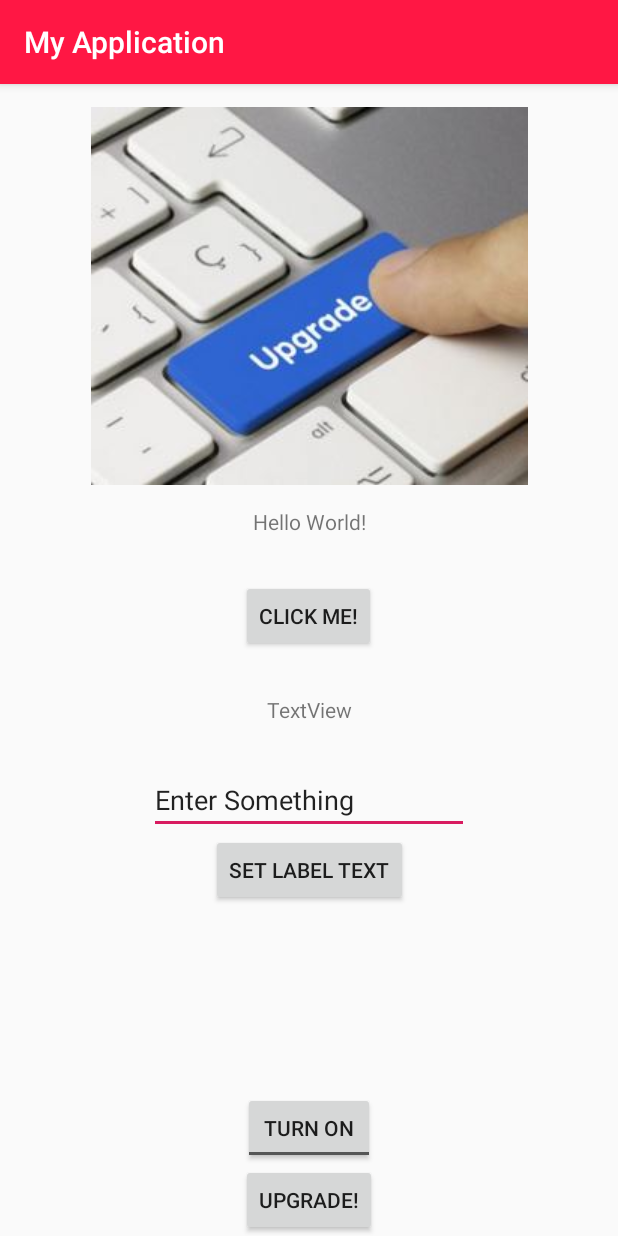
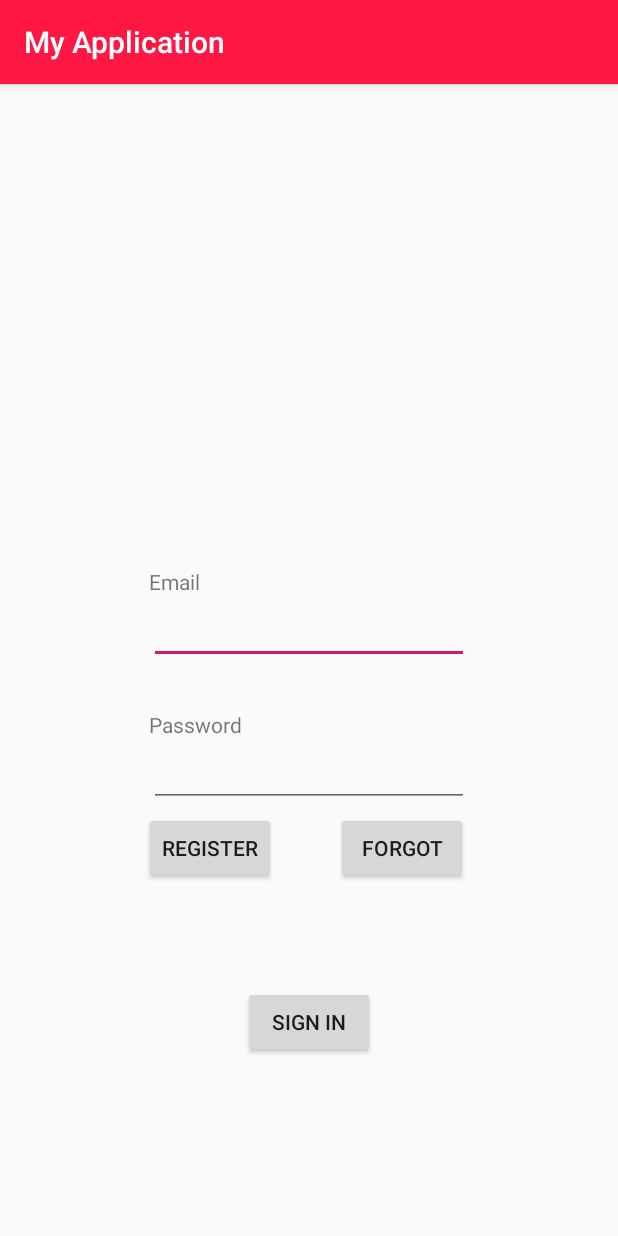
Before and after one commit to BluRRayS/HelloWorldApp, an Android app: the screen it shows after launch (MainActivity before the commit, LoginActivity after it), on a phone screen of 412 x 824 dp. Run offline under Robolectric (Android 15) with nearby library versions, the phone set to English and light mode, and no system bars.

Commit message:
Added Login screen added code clean up

```diff
--- /dev/null
+++ b/app/src/main/java/com/blurrays/myapplication/LoginActivity.kt
@@ -0,0 +1,48 @@
+package com.blurrays.myapplication
+
+import android.annotation.SuppressLint
+import android.content.Intent
+import androidx.appcompat.app.AppCompatActivity
+import android.os.Bundle
+import android.widget.Button
+import android.widget.EditText
+import android.widget.Toast
+
+class LoginActivity : AppCompatActivity() {
+
+    private var inputPassword = ""
+    private var inputEmail = ""
+
+    @SuppressLint("SetTextI18n")
+    override fun onCreate(savedInstanceState: Bundle?) {
+        super.onCreate(savedInstanceState)
+        setContentView(R.layout.activity_login)
+
+        val loginBtn = findViewById<Button>(R.id.btnLogin)
+        inputPassword = findViewById<EditText>(R.id.textBoxPassword).text.toString();
+        inputEmail = findViewById<EditText>(R.id.textBoxEmail).text.toString();
+
+        loginBtn.setOnClickListener() {
+
+            inputPassword = findViewById<EditText>(R.id.textBoxPassword).text.toString();
+            inputEmail = findViewById<EditText>(R.id.textBoxEmail).text.toString();
+
+            if (checkCredentials(inputEmail, inputPassword)) {
+
+                Toast.makeText(this, "Login successful!", Toast.LENGTH_SHORT).show()
+                //Todo: Generate key and move to new activity.
+                val intent = Intent(this, MainActivity::class.java);
+                startActivity(intent);
+            } else {
+                //Todo: toast notification.
+                Toast.makeText(this, "Wrong Credentials!", Toast.LENGTH_LONG).show()
+            }
+
+        }
+    }
+
+    private fun checkCredentials(email: String, password: String): Boolean {
+        //Todo: Add logic
+        return true;
+    }
+}
--- a/app/src/main/java/com/blurrays/myapplication/MainActivity.kt
+++ b/app/src/main/java/com/blurrays/myapplication/MainActivity.kt
@@ -11,52 +11,26 @@ import android.os.VibrationEffect
 import android.os.Vibrator
 import android.widget.Button
 import android.widget.TextView
+import androidx.appcompat.widget.Toolbar
 import kotlin.random.Random
 
 class MainActivity : AppCompatActivity() {
 
     @SuppressLint("SetTextI18n")
     override fun onCreate(savedInstanceState: Bundle?) {
-        val mediaPlayer = MediaPlayer.create(this,R.raw.sample)
         super.onCreate(savedInstanceState)
         setContentView(R.layout.activity_main)
-        println("Hello World!")
-        val button = findViewById<Button>(R.id.button)
-        button.setOnClickListener {
-            mediaPlayer.start()
-            val rnd = Random.nextInt(0,200)
-            findViewById<TextView>(R.id.textView).text = "This:$rnd is a random number!"
-            vibrate()
-        }
 
-        val inputButton = findViewById<Button>(R.id.InputButton)
-        inputButton.setOnClickListener {
-            val textBox = findViewById<TextView>(R.id.editText)
-            val label = findViewById<TextView>(R.id.textViewInput)
-            if( textBox.text != "" )
-            {
-                label.text = textBox.text
-            }
-        }
-
-
-        val upgradeBtn = findViewById<Button>(R.id.UpgradeButton)
-        upgradeBtn.setOnClickListener {
-
-            mediaPlayer.start()
-            val intent = Intent(this, VideoActivity::class.java)
-            startActivity(intent)
-        }
     }
 
-    private fun vibrate(milliseconds:Long = 500) {
+    private fun vibrate(milliseconds: Long = 500) {
         val vibrator = this.getSystemService(Context.VIBRATOR_SERVICE) as Vibrator
 
         // Check whether device/hardware has a vibrator
-        val canVibrate:Boolean = vibrator.hasVibrator()
+        val canVibrate: Boolean = vibrator.hasVibrator()
 
-        if(canVibrate){
-            if (Build.VERSION.SDK_INT >= Build.VERSION_CODES.O){
+        if (canVibrate) {
+            if (Build.VERSION.SDK_INT >= Build.VERSION_CODES.O) {
                 // void vibrate (VibrationEffect vibe)
                 vibrator.vibrate(
                     VibrationEffect.createOneShot(
--- a/app/src/main/java/com/blurrays/myapplication/VideoActivity.kt
+++ b/app/src/main/java/com/blurrays/myapplication/VideoActivity.kt
@@ -11,7 +11,6 @@ import android.webkit.WebView
 class VideoActivity : AppCompatActivity() {
 
     override fun onCreate(savedInstanceState: Bundle?) {
-        var mediaPlayer = MediaPlayer.create(this,R.raw.sample)
         super.onCreate(savedInstanceState)
         setContentView(R.layout.activity_video)
 
@@ -19,7 +18,6 @@ class VideoActivity : AppCompatActivity() {
         goBackBtn.setOnClickListener {
             val intent = Intent(this, MainActivity::class.java)
             startActivity(intent)
-            mediaPlayer.start()
         }
         val webView = findViewById<WebView>(R.id.MemeView)
         webView.loadUrl("https://i.pinimg.com/originals/70/c6/56/70c6564ccd4fa0d3d57d27dba0729284.jpg")
--- /dev/null
+++ b/app/src/main/res/layout/activity_login.xml
@@ -0,0 +1,96 @@
+<?xml version="1.0" encoding="utf-8"?>
+<androidx.constraintlayout.widget.ConstraintLayout xmlns:android="http://schemas.android.com/apk/res/android"
+    xmlns:app="http://schemas.android.com/apk/res-auto"
+    xmlns:tools="http://schemas.android.com/tools"
+    android:layout_width="match_parent"
+    android:layout_height="match_parent"
+    tools:context=".LoginActivity">
+
+    <EditText
+        android:id="@+id/textBoxEmail"
+        android:layout_width="wrap_content"
+        android:layout_height="wrap_content"
+        android:ems="10"
+        android:inputType="textEmailAddress"
+        app:layout_constraintBottom_toBottomOf="parent"
+        app:layout_constraintEnd_toEndOf="parent"
+        app:layout_constraintStart_toStartOf="parent"
+        app:layout_constraintTop_toTopOf="parent"
+        app:layout_constraintVertical_bias="0.472" />
+
+    <TextView
+        android:id="@+id/lblPassword"
+        android:layout_width="wrap_content"
+        android:layout_height="wrap_content"
+        android:text="Password"
+        app:layout_constraintBottom_toTopOf="@+id/textBoxPassword"
+        app:layout_constraintEnd_toEndOf="parent"
+        app:layout_constraintHorizontal_bias="0.284"
+        app:layout_constraintStart_toStartOf="parent" />
+
+    <TextView
+        android:id="@+id/lblEmail"
+        android:layout_width="wrap_content"
+        android:layout_height="wrap_content"
+        android:text="Email"
+        app:layout_constraintBottom_toTopOf="@+id/textBoxEmail"
+        app:layout_constraintEnd_toEndOf="parent"
+        app:layout_constraintHorizontal_bias="0.263"
+        app:layout_constraintStart_toStartOf="parent" />
+
+    <EditText
+        android:id="@+id/textBoxPassword"
+        android:layout_width="wrap_content"
+        android:layout_height="wrap_content"
+        android:ems="10"
+        android:inputType="textPassword"
+        app:layout_constraintBottom_toBottomOf="parent"
+        app:layout_constraintEnd_toEndOf="parent"
+        app:layout_constraintStart_toStartOf="parent"
+        app:layout_constraintTop_toBottomOf="@+id/textBoxEmail"
+        app:layout_constraintVertical_bias="0.148" />
+
+    <Button
+        android:id="@+id/btnLogin"
+        android:layout_width="wrap_content"
+        android:layout_height="wrap_content"
+        android:text="Sign in"
+        app:layout_constraintBottom_toBottomOf="parent"
+        app:layout_constraintEnd_toEndOf="parent"
+        app:layout_constraintStart_toStartOf="parent"
+        app:layout_constraintTop_toBottomOf="@+id/textBoxPassword" />
+
+    <ImageView
+        android:id="@+id/imageViewLogo"
+        android:layout_width="wrap_content"
+        android:layout_height="wrap_content"
+        app:layout_constraintBottom_toTopOf="@+id/textBoxEmail"
+        app:layout_constraintEnd_toEndOf="parent"
+        app:layout_constraintStart_toStartOf="parent"
+        app:layout_constraintTop_toTopOf="parent"
+        tools:srcCompat="@tools:sample/avatars" />
+
+    <Button
+        android:id="@+id/btnRegister"
+        android:layout_width="wrap_content"
+        android:layout_height="wrap_content"
+        android:layout_marginStart="96dp"
+        android:text="Register"
+        app:layout_constraintBottom_toBottomOf="parent"
+        app:layout_constraintStart_toStartOf="parent"
+        app:layout_constraintTop_toTopOf="parent"
+        app:layout_constraintVertical_bias="0.674" />
+
+    <Button
+        android:id="@+id/btnForgot"
+        android:layout_width="wrap_content"
+        android:layout_height="wrap_content"
+        android:text="Forgot"
+        app:layout_constraintBottom_toBottomOf="parent"
+        app:layout_constraintEnd_toEndOf="parent"
+        app:layout_constraintHorizontal_bias="0.287"
+        app:layout_constraintStart_toEndOf="@+id/btnRegister"
+        app:layout_constraintTop_toTopOf="parent"
+        app:layout_constraintVertical_bias="0.674" />
+
+</androidx.constraintlayout.widget.ConstraintLayout>
--- a/app/src/main/res/layout/activity_main.xml
+++ b/app/src/main/res/layout/activity_main.xml
@@ -1,68 +1,9 @@
 <?xml version="1.0" encoding="utf-8"?>
-<androidx.constraintlayout.widget.ConstraintLayout
-        xmlns:android="http://schemas.android.com/apk/res/android"
-        xmlns:tools="http://schemas.android.com/tools"
+<androidx.constraintlayout.widget.ConstraintLayout xmlns:android="http://schemas.android.com/apk/res/android"
     xmlns:app="http://schemas.android.com/apk/res-auto"
     android:layout_width="match_parent"
-        android:layout_height="match_parent"
-        tools:context=".MainActivity">
+    android:layout_height="match_parent">
 
-    <TextView
-            android:id="@+id/textView"
-            android:layout_width="wrap_content"
-            android:layout_height="wrap_content"
-            android:text="Hello World!"
-            app:layout_constraintBottom_toBottomOf="parent"
-            app:layout_constraintLeft_toLeftOf="parent"
-            app:layout_constraintRight_toRightOf="parent"
-            app:layout_constraintTop_toTopOf="parent"
-            app:layout_constraintVertical_bias="0.377" />
-
-    <Button
-            android:id="@+id/button"
-            android:layout_width="wrap_content"
-            android:layout_height="wrap_content"
-            android:layout_marginStart="8dp"
-            android:layout_marginEnd="8dp"
-            android:layout_marginBottom="360dp"
-            android:text="Click Me!"
-            app:layout_constraintBottom_toBottomOf="parent"
-            app:layout_constraintEnd_toEndOf="parent"
-            app:layout_constraintHorizontal_bias="0.498"
-            app:layout_constraintStart_toStartOf="parent"
-            app:layout_constraintTop_toBottomOf="@+id/textView" />
-
-    <Button
-            android:id="@+id/InputButton"
-            android:layout_width="wrap_content"
-            android:layout_height="wrap_content"
-            android:text="Set Label Text"
-            app:layout_constraintEnd_toEndOf="parent"
-            app:layout_constraintHorizontal_bias="0.501"
-            app:layout_constraintStart_toStartOf="parent"
-            app:layout_constraintTop_toBottomOf="@+id/editText" />
-
-    <EditText
-            android:id="@+id/editText"
-            android:layout_width="wrap_content"
-            android:layout_height="wrap_content"
-            android:layout_marginTop="76dp"
-            android:ems="10"
-            android:inputType="textPersonName"
-            android:text="Enter Something"
-            app:layout_constraintEnd_toEndOf="parent"
-            app:layout_constraintStart_toStartOf="parent"
-            app:layout_constraintTop_toBottomOf="@+id/button" />
-
-    <TextView
-            android:id="@+id/textViewInput"
-            android:layout_width="wrap_content"
-            android:layout_height="wrap_content"
-            android:text="TextView"
-            app:layout_constraintBottom_toTopOf="@+id/editText"
-            app:layout_constraintEnd_toEndOf="parent"
-            app:layout_constraintStart_toStartOf="parent"
-            app:layout_constraintTop_toBottomOf="@+id/button" />
 
     <Button
         android:id="@+id/UpgradeButton"
@@ -77,22 +18,10 @@
         android:id="@+id/imageView2"
         android:layout_width="wrap_content"
         android:layout_height="wrap_content"
-            app:layout_constraintBottom_toTopOf="@+id/textView"
+        android:layout_marginTop="124dp"
         app:layout_constraintEnd_toEndOf="parent"
         app:layout_constraintStart_toStartOf="parent"
         app:layout_constraintTop_toTopOf="parent"
         app:srcCompat="@drawable/upgradddd" />
 
-    <ToggleButton
-            android:id="@+id/onOffFlashlight"
-            android:layout_width="wrap_content"
-            android:layout_height="wrap_content"
-            android:checked="false"
-            android:text="Turn On/Off Camera LED/ Flashlight Android"
-            android:textOff="Turn On"
-            android:textOn="Turn Off"
-            app:layout_constraintBottom_toTopOf="@+id/UpgradeButton"
-            app:layout_constraintEnd_toEndOf="parent"
-            app:layout_constraintStart_toStartOf="parent" />
-
 </androidx.constraintlayout.widget.ConstraintLayout>
--- a/build.gradle
+++ b/build.gradle
@@ -8,7 +8,7 @@ buildscript {
 
     }
     dependencies {
-        classpath 'com.android.tools.build:gradle:3.4.1'
+        classpath 'com.android.tools.build:gradle:3.5.0'
         classpath "org.jetbrains.kotlin:kotlin-gradle-plugin:$kotlin_version"
         // NOTE: Do not place your application dependencies here; they belong
         // in the individual module build.gradle files
```
Also changed, not shown: app/src/main/AndroidManifest.xml (+4 -4 lines), app/src/main/res/drawable/ic_email_black_24dp.xml (added, +9 -0 lines), app/src/main/res/drawable/ic_home_black_24dp.xml (added, +9 -0 lines), app/src/main/res/drawable/ic_person_black_24dp.xml (added, +9 -0 lines), app/src/main/res/drawable/ic_send_black_24dp.xml (added, +9 -0 lines), app/src/main/res/drawable/ic_settings_black_24dp.xml (added, +9 -0 lines), app/src/main/res/drawable/ic_share_black_24dp.xml (added, +9 -0 lines), gradle/wrapper/gradle-wrapper.properties, 1 other file. Lines whose indentation alone changed are shown as unchanged.
